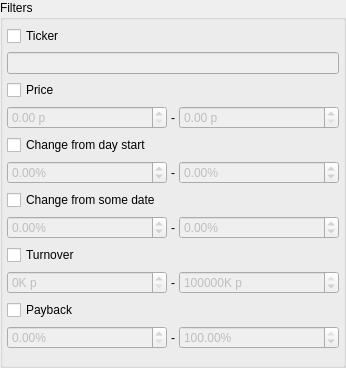
Qt form app/src/widgets/filterwidget/filterwidget.ui (Gris87/TInvestor) before a commit.
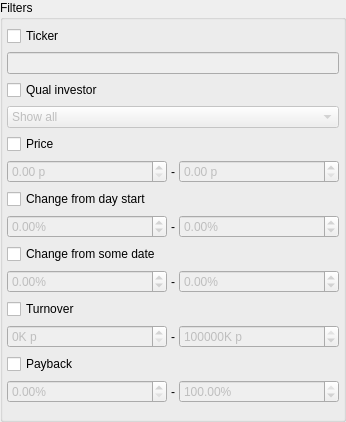
The same form after that commit.

Commit message: Filter by qual status

The edit to the form file:
```diff
--- a/app/src/widgets/filterwidget/filterwidget.ui
+++ b/app/src/widgets/filterwidget/filterwidget.ui
@@ -7,7 +7,7 @@
     <x>0</x>
     <y>0</y>
     <width>346</width>
-    <height>368</height>
+    <height>422</height>
    </rect>
   </property>
   <layout class="QHBoxLayout" name="horizontalLayout">
@@ -61,6 +61,38 @@
         </property>
        </widget>
       </item>
+      <item>
+       <widget class="QCheckBox" name="qualInvestorCheckBox">
+        <property name="text">
+         <string>Qual investor</string>
+        </property>
+       </widget>
+      </item>
+      <item>
+       <widget class="QComboBox" name="qualInvestorComboBox">
+        <property name="enabled">
+         <bool>false</bool>
+        </property>
+        <property name="currentIndex">
+         <number>0</number>
+        </property>
+        <item>
+         <property name="text">
+          <string>Show all</string>
+         </property>
+        </item>
+        <item>
+         <property name="text">
+          <string>Only with status</string>
+         </property>
+        </item>
+        <item>
+         <property name="text">
+          <string>Only without status</string>
+         </property>
+        </item>
+       </widget>
+      </item>
       <item>
        <widget class="QCheckBox" name="priceCheckBox">
         <property name="text">
```
The commit also changes 9 other files.
